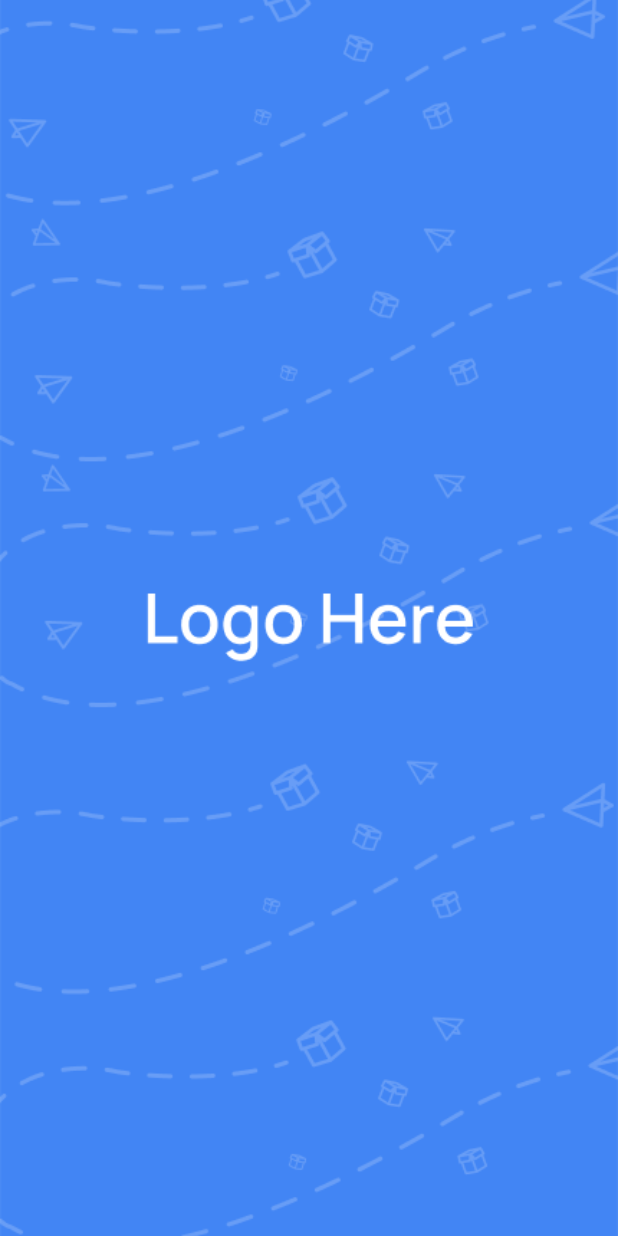
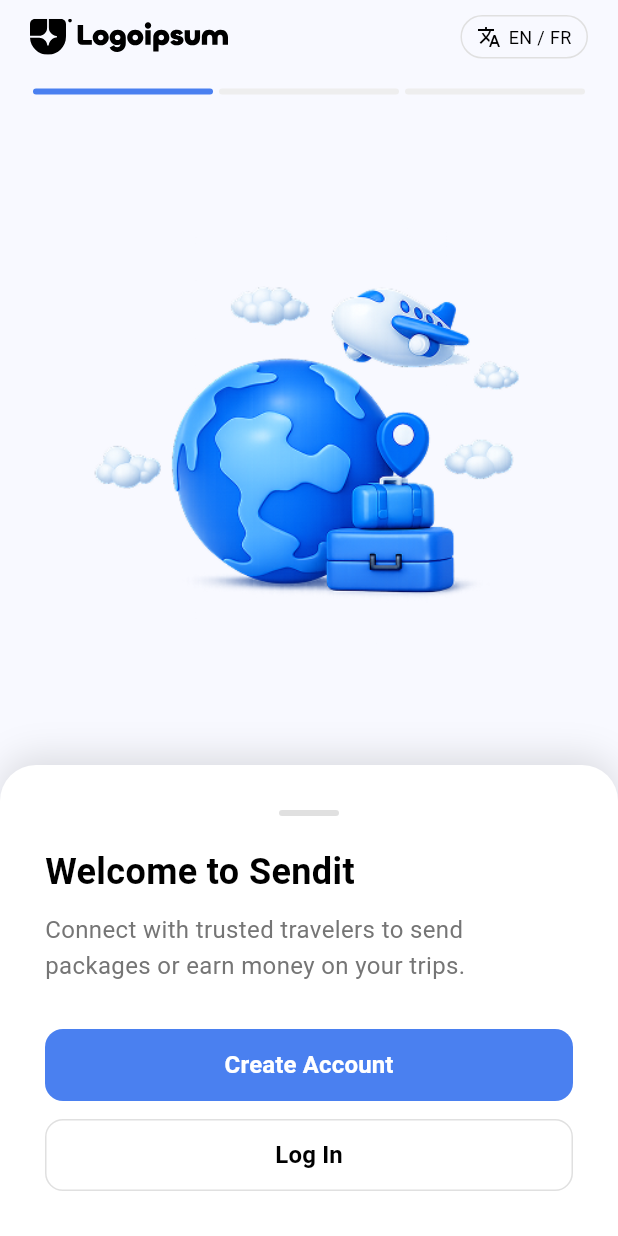
Before and after one commit to srsakilhossen302/raouf26-Mobile-App, a Flutter app: the screen it shows after launch, on a phone screen of 412 x 824 dp. Run offline on Flutter 3.47's test engine with Material 3 defaults, Android fonts, the phone set to English and light mode, and no system bars; our stand-ins replace flutter_svg, get.

Commit message:
feat: implement onboarding screen with SVG support
Add flutter_svg dependency and create AppIcons and AppImg utility classes for asset management. Implement a multi-page onboarding screen with dark mode support, page indicators, and navigation from splash screen. Update splash screen to redirect to onboarding after 3 seconds.

```diff
--- /dev/null
+++ b/lib/Utils/AppIcons/app_icons.dart
@@ -0,0 +1,4 @@
+class AppIcons {
+  static const String basePath = "assets/icons";
+  static const String logo = "$basePath/Logoipsum.svg";
+}
--- /dev/null
+++ b/lib/Utils/AppImg/app_img.dart
@@ -0,0 +1,7 @@
+class AppImg {
+  static const String basePath = "assets/images";
+  static const String splashBg = "$basePath/Home.png";
+  static const String onboarding1 = "$basePath/Welcome to Sendit.png";
+  static const String onboarding2 = "$basePath/Ship With Confidence.png";
+  static const String onboarding3 = "$basePath/Turn Your Trips Into Earnings.png";
+}
--- /dev/null
+++ b/lib/View/Screen/OnboardingScreen/onboarding_screen.dart
@@ -0,0 +1,265 @@
+import 'package:flutter/material.dart';
+import 'package:flutter_svg/flutter_svg.dart';
+import 'package:get/get.dart';
+import '../../../Utils/AppIcons/app_icons.dart';
+import '../../../Utils/AppImg/app_img.dart';
+
+class OnboardingScreen extends StatefulWidget {
+  const OnboardingScreen({super.key});
+
+  @override
+  State<OnboardingScreen> createState() => _OnboardingScreenState();
+}
+
+class _OnboardingScreenState extends State<OnboardingScreen> {
+  final PageController _pageController = PageController();
+  int _currentPage = 0;
+
+  final List<Map<String, String>> onboardingData = [
+    {
+      "image": AppImg.onboarding1,
+      "title": "Welcome to Sendit",
+      "desc":
+          "Connect with trusted travelers to send packages or earn money on your trips.",
+    },
+    {
+      "image": AppImg.onboarding2,
+      "title": "Ship With Confidence",
+      "desc": "Track your packages in real-time and enjoy secure payments.",
+    },
+    {
+      "image": AppImg.onboarding3,
+      "title": "Turn Your Trips Into Earnings",
+      "desc":
+          "Make money by delivering items while you travel to your destination.",
+    },
+  ];
+
+  @override
+  Widget build(BuildContext context) {
+    bool isDarkMode = Get.isDarkMode;
+
+    return Scaffold(
+      backgroundColor: Theme.of(context).scaffoldBackgroundColor,
+      body: SafeArea(
+        child: Column(
+          children: [
+            // Top Logo and Language Selector
+            Padding(
+              padding: const EdgeInsets.symmetric(horizontal: 20, vertical: 10),
+              child: Row(
+                mainAxisAlignment: MainAxisAlignment.spaceBetween,
+                children: [
+                  SvgPicture.asset(
+                    AppIcons.logo,
+                    height: 24,
+                    colorFilter: ColorFilter.mode(
+                      isDarkMode ? Colors.white : Colors.black,
+                      BlendMode.srcIn,
+                    ),
+                  ),
+                  Container(
+                    padding: const EdgeInsets.symmetric(
+                      horizontal: 10,
+                      vertical: 5,
+                    ),
+                    decoration: BoxDecoration(
+                      border: Border.all(
+                        color: isDarkMode
+                            ? Colors.white24
+                            : Colors.grey.shade300,
+                      ),
+                      borderRadius: BorderRadius.circular(20),
+                    ),
+                    child: Row(
+                      children: [
+                        Icon(
+                          Icons.translate,
+                          size: 16,
+                          color: isDarkMode ? Colors.white : Colors.black,
+                        ),
+                        const SizedBox(width: 5),
+                        Text(
+                          "EN / FR",
+                          style: TextStyle(
+                            fontSize: 12,
+                            color: isDarkMode ? Colors.white : Colors.black,
+                          ),
+                        ),
+                      ],
+                    ),
+                  ),
+                ],
+              ),
+            ),
+
+            // Page Indicator
+            Padding(
+              padding: const EdgeInsets.symmetric(horizontal: 20, vertical: 10),
+              child: Row(
+                children: List.generate(
+                  onboardingData.length,
+                  (index) => Expanded(
+                    child: Container(
+                      margin: const EdgeInsets.symmetric(horizontal: 2),
+                      height: 4,
+                      decoration: BoxDecoration(
+                        color: _currentPage == index
+                            ? const Color(0xFF4A80F0)
+                            : (isDarkMode
+                                  ? Colors.white24
+                                  : Colors.grey.shade200),
+                        borderRadius: BorderRadius.circular(2),
+                      ),
+                    ),
+                  ),
+                ),
+              ),
+            ),
+
+            // Onboarding Content (Image and Description)
+            Expanded(
+              child: PageView.builder(
+                controller: _pageController,
+                onPageChanged: (value) {
+                  setState(() {
+                    _currentPage = value;
+                  });
+                },
+                itemCount: onboardingData.length,
+                itemBuilder: (context, index) {
+                  return Column(
+                    children: [
+                      const Spacer(),
+                      Image.asset(
+                        onboardingData[index]["image"]!,
+                        height: Get.height * 0.35,
+                        fit: BoxFit.contain,
+                      ),
+                      const Spacer(),
+                      // Bottom Sheet Style Content
+                      Container(
+                        width: double.infinity,
+                        padding: const EdgeInsets.all(30),
+                        decoration: BoxDecoration(
+                          color: isDarkMode
+                              ? const Color(0xFF1E1E1E)
+                              : Colors.white,
+                          borderRadius: const BorderRadius.only(
+                            topLeft: Radius.circular(24),
+                            topRight: Radius.circular(24),
+                          ),
+                          boxShadow: [
+                            BoxShadow(
+                              color: isDarkMode
+                                  ? Colors.black54
+                                  : Colors.black12,
+                              blurRadius: 20,
+                              offset: const Offset(0, -5),
+                            ),
+                          ],
+                        ),
+                        child: Column(
+                          crossAxisAlignment: CrossAxisAlignment.start,
+                          mainAxisSize: MainAxisSize.min,
+                          children: [
+                            Center(
+                              child: Container(
+                                width: 40,
+                                height: 4,
+                                decoration: BoxDecoration(
+                                  color: isDarkMode
+                                      ? Colors.white24
+                                      : Colors.grey.shade300,
+                                  borderRadius: const BorderRadius.all(
+                                    Radius.circular(2),
+                                  ),
+                                ),
+                              ),
+                            ),
+                            const SizedBox(height: 20),
+                            Text(
+                              onboardingData[index]["title"]!,
+                              style: TextStyle(
+                                fontSize: 24,
+                                fontWeight: FontWeight.bold,
+                                color: isDarkMode ? Colors.white : Colors.black,
+                              ),
+                            ),
+                            const SizedBox(height: 10),
+                            Text(
+                              onboardingData[index]["desc"]!,
+                              style: TextStyle(
+                                fontSize: 16,
+                                color: isDarkMode
+                                    ? Colors.white70
+                                    : Colors.grey.shade600,
+                                height: 1.5,
+                              ),
+                            ),
+                            const SizedBox(height: 30),
+                            // Buttons
+                            SizedBox(
+                              width: double.infinity,
+                              height: 48,
+                              child: ElevatedButton(
+                                onPressed: () {},
+                                style: ElevatedButton.styleFrom(
+                                  backgroundColor: const Color(0xFF4A80F0),
+                                  shape: RoundedRectangleBorder(
+                                    borderRadius: BorderRadius.circular(12),
+                                  ),
+                                  elevation: 0,
+                                ),
+                                child: const Text(
+                                  "Create Account",
+                                  style: TextStyle(
+                                    color: Colors.white,
+                                    fontSize: 16,
+                                    fontWeight: FontWeight.w600,
+                                  ),
+                                ),
+                              ),
+                            ),
+                            const SizedBox(height: 12),
+                            SizedBox(
+                              width: double.infinity,
+                              height: 48,
+                              child: OutlinedButton(
+                                onPressed: () {},
+                                style: OutlinedButton.styleFrom(
+                                  side: BorderSide(
+                                    color: isDarkMode
+                                        ? Colors.white24
+                                        : Colors.grey.shade300,
+                                  ),
+                                  shape: RoundedRectangleBorder(
+                                    borderRadius: BorderRadius.circular(12),
+                                  ),
+                                ),
+                                child: Text(
+                                  "Log In",
+                                  style: TextStyle(
+                                    color: isDarkMode
+                                        ? Colors.white
+                                        : Colors.black,
+                                    fontSize: 16,
+                                    fontWeight: FontWeight.w600,
+                                  ),
+                                ),
+                              ),
+                            ),
+                          ],
+                        ),
+                      ),
+                    ],
+                  );
+                },
+              ),
+            ),
+          ],
+        ),
+      ),
+    );
+  }
+}
--- a/lib/View/Screen/SplashScreen/splash_screen.dart
+++ b/lib/View/Screen/SplashScreen/splash_screen.dart
@@ -1,6 +1,7 @@
 import 'dart:async';
 import 'package:flutter/material.dart';
 import 'package:get/get.dart';
+import '../OnboardingScreen/onboarding_screen.dart';
 
 class SplashScreen extends StatefulWidget {
   const SplashScreen({super.key});
@@ -13,12 +14,10 @@ class _SplashScreenState extends State<SplashScreen> {
   @override
   void initState() {
     super.initState();
-    // ৩ সেকেন্ড পর হোম স্ক্রিনে যাবে (যখন হোম পেজ থাকবে)
-    /*
+    // ৩ সেকেন্ড পর OnboardingScreen-এ যাবে
     Timer(const Duration(seconds: 3), () {
-      // Get.offAll(() => HomePage());
+      Get.offAll(() => const OnboardingScreen());
     });
-    */
   }
 
   @override
@@ -30,17 +29,9 @@ class _SplashScreenState extends State<SplashScreen> {
         decoration: const BoxDecoration(
           image: DecorationImage(
             image: AssetImage('assets/images/Home.png'),
-            fit: BoxFit.cover, // পুরো স্ক্রিন জুড়ে থাকবে
+            fit: BoxFit.cover,
           ),
         ),
-        // যদি ইমেজের ওপর কোনো লোডিং বা টেক্সট দিতে চান, এখানে দিতে পারেন
-        /*
-        child: const Center(
-          child: CircularProgressIndicator(
-            valueColor: AlwaysStoppedAnimation<Color>(Colors.white),
-          ),
-        ),
-        */
       ),
     );
   }
--- a/pubspec.yaml
+++ b/pubspec.yaml
@@ -31,6 +31,7 @@ dependencies:
   flutter:
     sdk: flutter
   get: ^4.6.6
+  flutter_svg: ^2.0.10+1
   cupertino_icons: ^1.0.8
 
 dev_dependencies:
```
Also changed, not shown: pubspec.lock.
